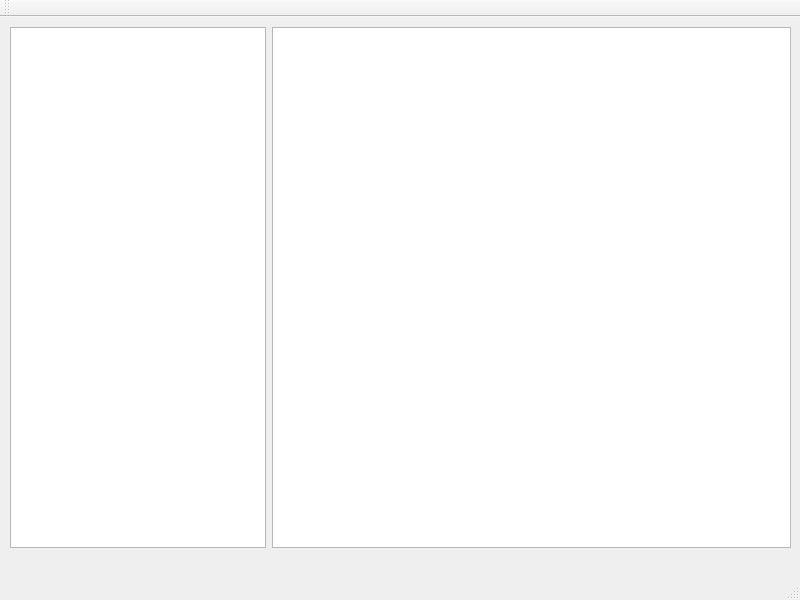
Above: src/ui/main_win.ui from donydchen/landmark-tool before the change. Below: the same form after it.
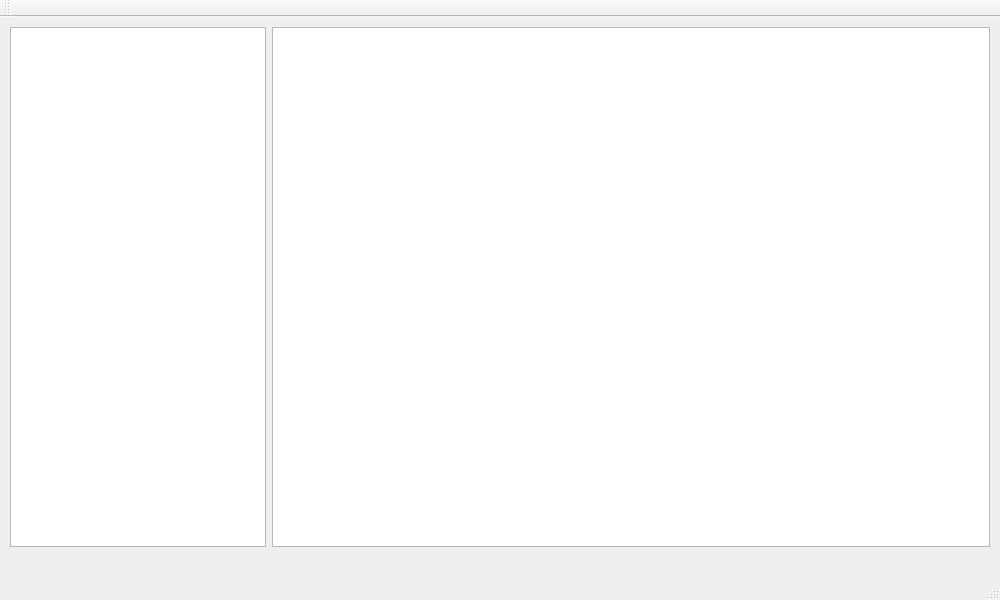
That is the form after the change.

Commit message: reconstruct clear, add undo

```diff
--- a/src/ui/main_win.ui
+++ b/src/ui/main_win.ui
@@ -6,7 +6,7 @@
    <rect>
     <x>0</x>
     <y>0</y>
-    <width>800</width>
+    <width>1000</width>
     <height>600</height>
    </rect>
   </property>
@@ -19,15 +19,15 @@
      <rect>
       <x>10</x>
       <y>10</y>
-      <width>781</width>
-      <height>521</height>
+      <width>980</width>
+      <height>520</height>
      </rect>
     </property>
     <layout class="QGridLayout" name="gridLayout">
-     <item row="0" column="3">
+     <item row="0" column="4">
       <widget class="QGraphicsView" name="imgShow"/>
      </item>
-     <item row="0" column="0" colspan="2">
+     <item row="0" column="0" colspan="3">
       <widget class="QListView" name="nameList"/>
      </item>
     </layout>
```
Left out of the diff: 2 changed lines with no effect on the pictures. The commit also changes 2 other files.
